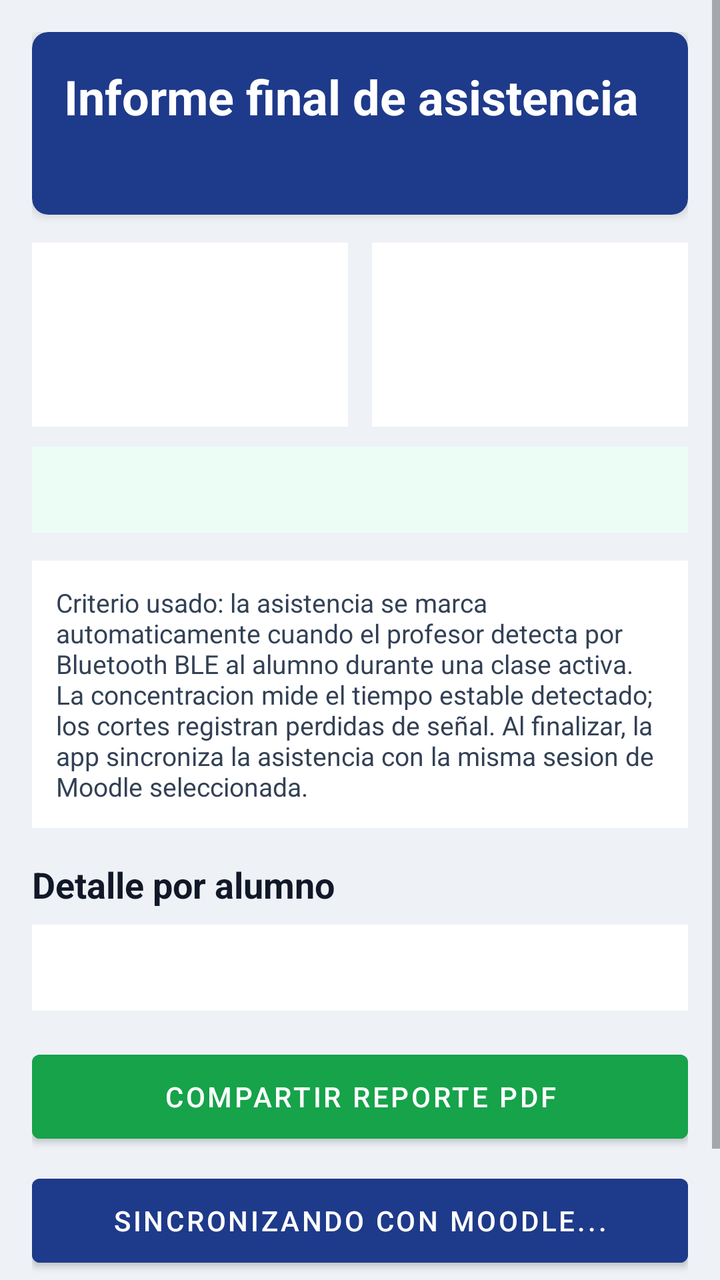
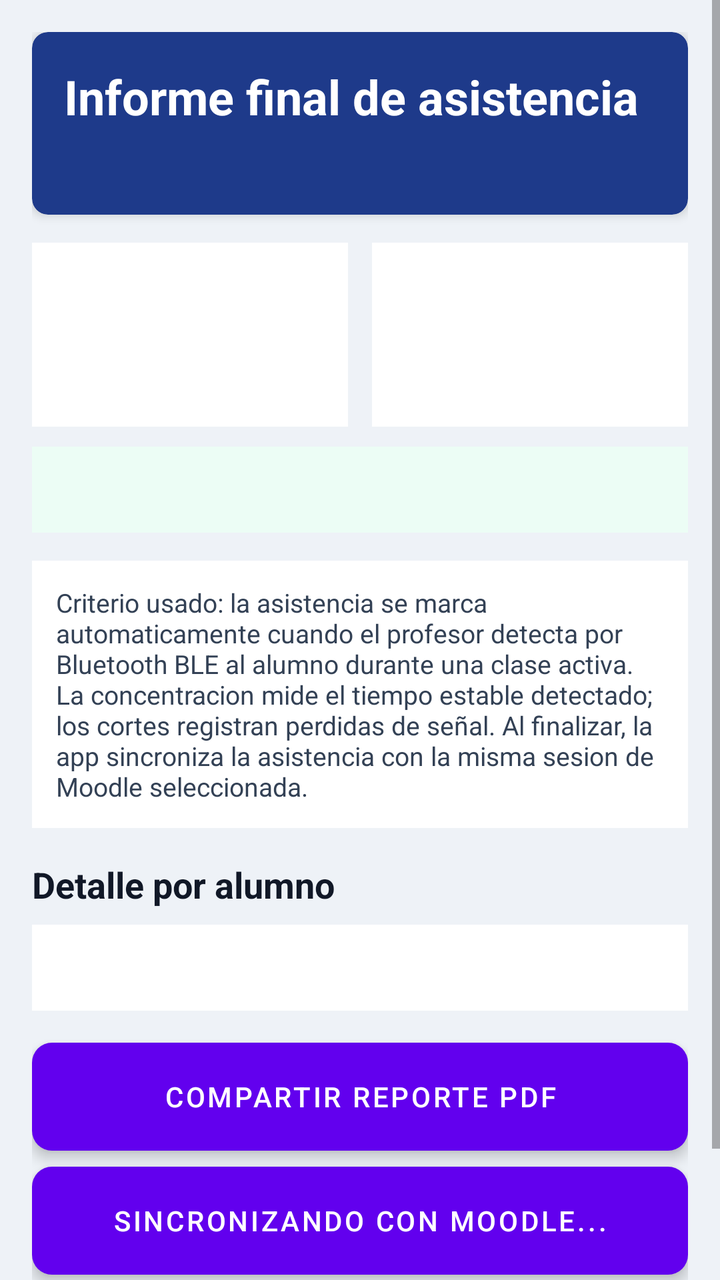

Before-and-after screenshots of an Android layout around one commit, followed by the original layout XML and the change that was made.
<!-- AndroidManifest.xml: application theme Theme.SmartAttendance -->
<!-- res/layout/activity_summary.xml -->
<?xml version="1.0" encoding="utf-8"?>
<ScrollView xmlns:android="http://schemas.android.com/apk/res/android"
    xmlns:app="http://schemas.android.com/apk/res-auto"
    android:layout_width="match_parent"
    android:layout_height="match_parent"
    android:background="#EEF2F7">

    <LinearLayout
        android:layout_width="match_parent"
        android:layout_height="wrap_content"
        android:orientation="vertical"
        android:padding="16dp">

        <androidx.cardview.widget.CardView
            android:layout_width="match_parent"
            android:layout_height="wrap_content"
            app:cardBackgroundColor="#1E3A8A"
            app:cardCornerRadius="8dp"
            app:cardElevation="3dp">

            <LinearLayout
                android:layout_width="match_parent"
                android:layout_height="wrap_content"
                android:orientation="vertical"
                android:padding="16dp">

                <TextView
                    android:layout_width="match_parent"
                    android:layout_height="wrap_content"
                    android:text="Informe final de asistencia"
                    android:textColor="#FFFFFF"
                    android:textSize="24sp"
                    android:textStyle="bold" />

                <TextView
                    android:id="@+id/tvClassStats"
                    android:layout_width="match_parent"
                    android:layout_height="wrap_content"
                    android:layout_marginTop="8dp"
                    android:textColor="#DBEAFE"
                    android:textSize="14sp" />
            </LinearLayout>
        </androidx.cardview.widget.CardView>

        <LinearLayout
            android:layout_width="match_parent"
            android:layout_height="wrap_content"
            android:layout_marginTop="14dp"
            android:orientation="horizontal">

            <TextView
                android:id="@+id/tvAttendanceMetric"
                android:layout_width="0dp"
                android:layout_height="92dp"
                android:layout_marginEnd="6dp"
                android:layout_weight="1"
                android:background="#FFFFFF"
                android:gravity="center"
                android:textColor="#111827"
                android:textSize="18sp"
                android:textStyle="bold" />

            <TextView
                android:id="@+id/tvConcentrationMetric"
                android:layout_width="0dp"
                android:layout_height="92dp"
                android:layout_marginStart="6dp"
                android:layout_weight="1"
                android:background="#FFFFFF"
                android:gravity="center"
                android:textColor="#6D28D9"
                android:textSize="18sp"
                android:textStyle="bold" />
        </LinearLayout>

        <TextView
            android:id="@+id/tvMoodleMetric"
            android:layout_width="match_parent"
            android:layout_height="wrap_content"
            android:layout_marginTop="10dp"
            android:background="#ECFDF5"
            android:padding="12dp"
            android:textColor="#166534"
            android:textSize="14sp"
            android:textStyle="bold" />

        <TextView
            android:layout_width="match_parent"
            android:layout_height="wrap_content"
            android:layout_marginTop="14dp"
            android:background="#FFFFFF"
            android:padding="12dp"
            android:text="Criterio usado: la asistencia se marca automaticamente cuando el profesor detecta por Bluetooth BLE al alumno durante una clase activa. La concentracion mide el tiempo estable detectado; los cortes registran perdidas de señal. Al finalizar, la app sincroniza la asistencia con la misma sesion de Moodle seleccionada."
            android:textColor="#334155"
            android:textSize="13sp" />

        <TextView
            android:layout_width="match_parent"
            android:layout_height="wrap_content"
            android:layout_marginTop="16dp"
            android:text="Detalle por alumno"
            android:textColor="#111827"
            android:textSize="18sp"
            android:textStyle="bold" />

        <TextView
            android:id="@+id/tvSummaryStudents"
            android:layout_width="match_parent"
            android:layout_height="wrap_content"
            android:layout_marginTop="8dp"
            android:background="#FFFFFF"
            android:padding="12dp"
            android:textColor="#334155"
            android:textSize="14sp" />

        <Button
            android:id="@+id/btnExportPdf"
            android:layout_width="match_parent"
            android:layout_height="54dp"
            android:layout_marginTop="16dp"
            android:backgroundTint="#16A34A"
            android:elevation="4dp"
            android:text="COMPARTIR REPORTE PDF"
            android:textColor="#FFFFFF" />

        <Button
            android:id="@+id/btnSyncMoodle"
            android:layout_width="match_parent"
            android:layout_height="54dp"
            android:layout_marginTop="8dp"
            android:backgroundTint="#1E3A8A"
            android:elevation="4dp"
            android:text="SINCRONIZANDO CON MOODLE..."
            android:textColor="#FFFFFF" />

        <Button
            android:id="@+id/btnBack"
            android:layout_width="match_parent"
            android:layout_height="52dp"
            android:layout_marginTop="8dp"
            android:backgroundTint="#E2E8F0"
            android:text="VOLVER"
            android:textColor="#1E293B" />
    </LinearLayout>
</ScrollView>
<!-- resources referenced by this layout -->
<resources>
  <style name="Theme.SmartAttendance" parent="Base.Theme.SmartAttendance" />
  <style name="Base.Theme.SmartAttendance" parent="Theme.MaterialComponents.Light.NoActionBar">
      </style>
</resources>

<!-- the commit's change to res/layout/activity_summary.xml (unified diff, before → after) -->
@@ -118,8 +118,9 @@
             android:layout_width="match_parent"
             android:layout_height="54dp"
             android:layout_marginTop="16dp"
-            android:backgroundTint="#16A34A"
+            android:background="@drawable/bg_button_success"
             android:elevation="4dp"
+            android:stateListAnimator="@null"
             android:text="COMPARTIR REPORTE PDF"
             android:textColor="#FFFFFF" />
 
@@ -128,8 +129,9 @@
             android:layout_width="match_parent"
             android:layout_height="54dp"
             android:layout_marginTop="8dp"
-            android:backgroundTint="#1E3A8A"
+            android:background="@drawable/bg_button_primary"
             android:elevation="4dp"
+            android:stateListAnimator="@null"
             android:text="SINCRONIZANDO CON MOODLE..."
             android:textColor="#FFFFFF" />
 
@@ -138,7 +140,7 @@
             android:layout_width="match_parent"
             android:layout_height="52dp"
             android:layout_marginTop="8dp"
-            android:backgroundTint="#E2E8F0"
+            android:background="@drawable/bg_button_neutral"
             android:text="VOLVER"
             android:textColor="#1E293B" />
     </LinearLayout>
<!-- resource entries referenced after the edit -->
@@ -1,5 +1,53 @@
 <!-- resources referenced by this layout -->
 <resources>
+  <!-- drawable bg_button_neutral (drawable) -->
+  <?xml version="1.0" encoding="utf-8"?>
+  <selector xmlns:android="http://schemas.android.com/apk/res/android">
+      <item android:state_pressed="true">
+          <shape android:shape="rectangle">
+              <corners android:radius="10dp" />
+              <solid android:color="#CBD5E1" />
+          </shape>
+      </item>
+      <item>
+          <shape android:shape="rectangle">
+              <corners android:radius="10dp" />
+              <solid android:color="#E2E8F0" />
+          </shape>
+      </item>
+  </selector>
+  <!-- drawable bg_button_primary (drawable) -->
+  <?xml version="1.0" encoding="utf-8"?>
+  <selector xmlns:android="http://schemas.android.com/apk/res/android">
+      <item android:state_pressed="true">
+          <shape android:shape="rectangle">
+              <corners android:radius="10dp" />
+              <gradient android:angle="90" android:endColor="#1E40AF" android:startColor="#1D4ED8" />
+          </shape>
+      </item>
+      <item>
+          <shape android:shape="rectangle">
+              <corners android:radius="10dp" />
+              <gradient android:angle="90" android:endColor="#2563EB" android:startColor="#3B82F6" />
+          </shape>
+      </item>
+  </selector>
+  <!-- drawable bg_button_success (drawable) -->
+  <?xml version="1.0" encoding="utf-8"?>
+  <selector xmlns:android="http://schemas.android.com/apk/res/android">
+      <item android:state_pressed="true">
+          <shape android:shape="rectangle">
+              <corners android:radius="10dp" />
+              <gradient android:angle="90" android:endColor="#166534" android:startColor="#15803D" />
+          </shape>
+      </item>
+      <item>
+          <shape android:shape="rectangle">
+              <corners android:radius="10dp" />
+              <gradient android:angle="90" android:endColor="#16A34A" android:startColor="#22C55E" />
+          </shape>
+      </item>
+  </selector>
   <style name="Theme.SmartAttendance" parent="Base.Theme.SmartAttendance" />
   <style name="Base.Theme.SmartAttendance" parent="Theme.MaterialComponents.Light.NoActionBar">
       </style>
